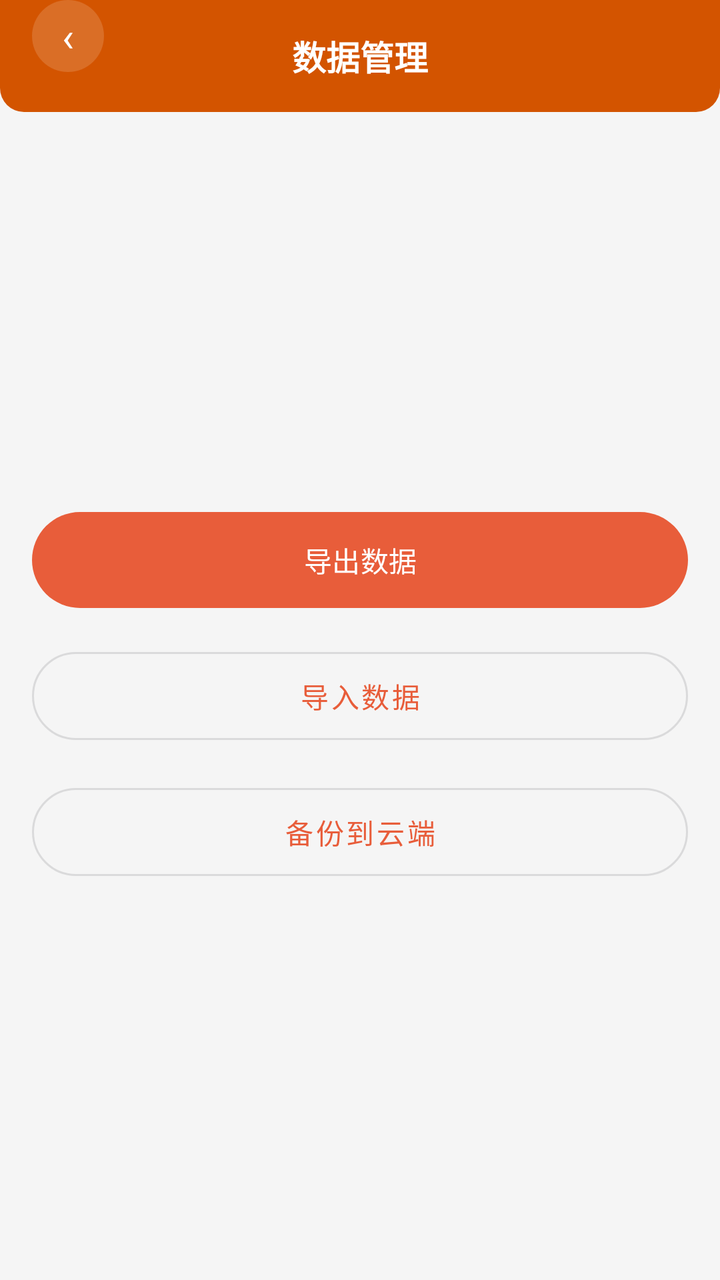
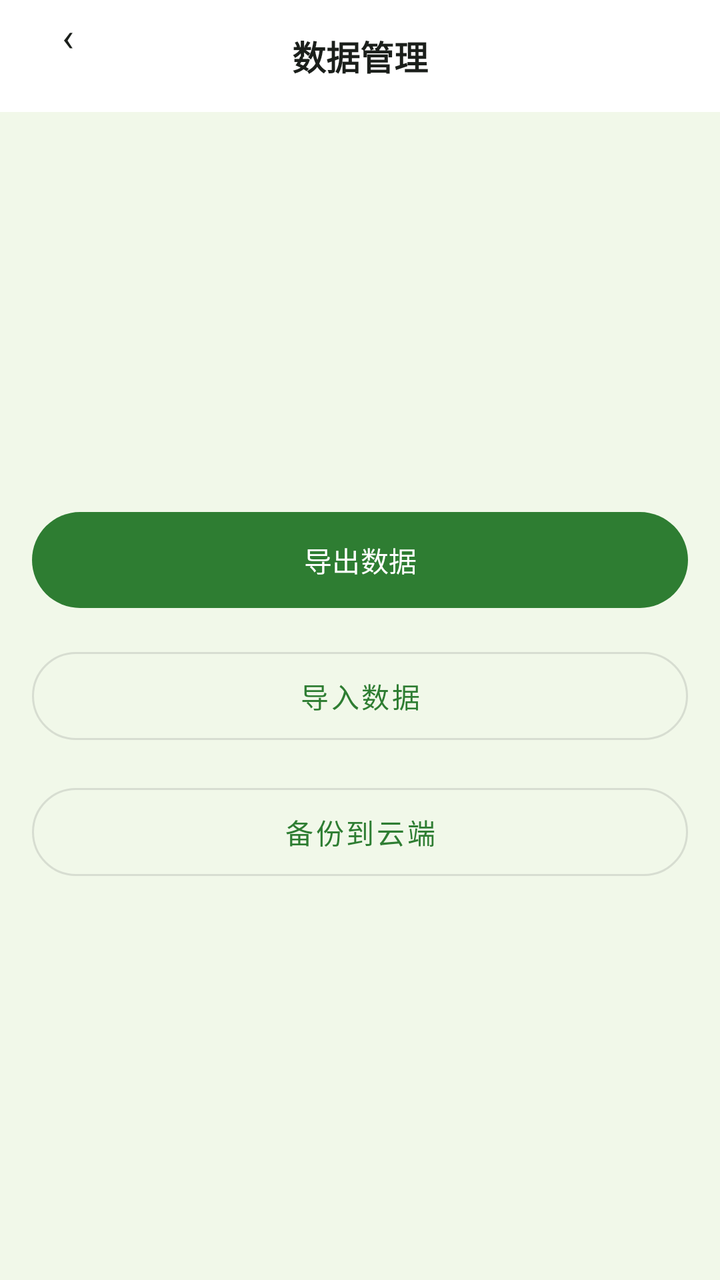

Before-and-after screenshots of an Android layout around one commit, followed by the original layout XML and the change that was made.
<!-- AndroidManifest.xml: application theme Theme.ClothingSI -->
<!-- res/layout/activity_data_manage.xml -->
<?xml version="1.0" encoding="utf-8"?>
<LinearLayout xmlns:android="http://schemas.android.com/apk/res/android"
    xmlns:app="http://schemas.android.com/apk/res-auto"
    android:layout_width="match_parent" android:layout_height="match_parent"
    android:orientation="vertical" android:background="#F5F5F5">
    <RelativeLayout android:layout_width="match_parent" android:layout_height="56dp"
        android:background="@drawable/header_bar_bg" android:paddingHorizontal="16dp">
        <TextView android:id="@+id/btn_back" android:layout_width="36dp" android:layout_height="36dp"
            android:text="‹" android:textSize="20dp" android:textColor="#FFFFFF"
            android:gravity="center" android:background="@drawable/circle_bg" />
        <TextView android:layout_width="wrap_content" android:layout_height="wrap_content"
            android:text="数据管理" android:textSize="17dp" android:textStyle="bold"
            android:textColor="#FFFFFF" android:layout_centerInParent="true" />
    </RelativeLayout>
    <LinearLayout android:layout_width="match_parent" android:layout_height="match_parent"
        android:orientation="vertical" android:padding="16dp" android:gravity="center">
        <com.google.android.material.button.MaterialButton android:id="@+id/btn_export"
            android:layout_width="match_parent" android:layout_height="56dp" android:text="导出数据"
            app:cornerRadius="28dp" android:layout_marginBottom="12dp" />
        <com.google.android.material.button.MaterialButton android:id="@+id/btn_import"
            android:layout_width="match_parent" android:layout_height="56dp" android:text="导入数据"
            app:cornerRadius="28dp"
            style="@style/Widget.MaterialComponents.Button.OutlinedButton" android:layout_marginBottom="12dp" />
        <com.google.android.material.button.MaterialButton android:id="@+id/btn_backup"
            android:layout_width="match_parent" android:layout_height="56dp" android:text="备份到云端"
            app:cornerRadius="28dp"
            style="@style/Widget.MaterialComponents.Button.OutlinedButton" />
    </LinearLayout>
</LinearLayout>
<!-- resources referenced by this layout -->
<resources>
  <!-- drawable circle_bg (drawable) -->
  <?xml version="1.0" encoding="utf-8"?>
  <shape xmlns:android="http://schemas.android.com/apk/res/android" android:shape="oval">
      <solid android:color="#26FFFFFF" />
  </shape>
  <!-- drawable header_bar_bg (drawable) -->
  <?xml version="1.0" encoding="utf-8"?>
  <shape xmlns:android="http://schemas.android.com/apk/res/android" android:shape="rectangle">
      <solid android:color="#D35400" />
      <corners android:bottomLeftRadius="12dp" android:bottomRightRadius="12dp" />
  </shape>
  <style name="Theme.ClothingSI" parent="Theme.Material3.Light.NoActionBar">
          <item name="colorPrimary">@color/primary</item>
          <item name="colorPrimaryDark">@color/primary_dark</item>
          <item name="colorAccent">@color/accent</item>
          <item name="android:statusBarColor">@color/primary_dark</item>
          <item name="android:navigationBarColor">@color/white</item>
      </style>
  <color name="primary">#E85D3A</color>
  <color name="primary_dark">#D35400</color>
  <color name="accent">#F4A460</color>
  <color name="white">#FFFFFF</color>
</resources>

<!-- the commit's change to res/layout/activity_data_manage.xml (unified diff, before → after) -->
@@ -1,29 +1,72 @@
 <?xml version="1.0" encoding="utf-8"?>
-<LinearLayout xmlns:android="http://schemas.android.com/apk/res/android"
+<FrameLayout xmlns:android="http://schemas.android.com/apk/res/android"
     xmlns:app="http://schemas.android.com/apk/res-auto"
-    android:layout_width="match_parent" android:layout_height="match_parent"
-    android:orientation="vertical" android:background="#F5F5F5">
-    <RelativeLayout android:layout_width="match_parent" android:layout_height="56dp"
-        android:background="@drawable/header_bar_bg" android:paddingHorizontal="16dp">
-        <TextView android:id="@+id/btn_back" android:layout_width="36dp" android:layout_height="36dp"
-            android:text="‹" android:textSize="20dp" android:textColor="#FFFFFF"
-            android:gravity="center" android:background="@drawable/circle_bg" />
-        <TextView android:layout_width="wrap_content" android:layout_height="wrap_content"
-            android:text="数据管理" android:textSize="17dp" android:textStyle="bold"
-            android:textColor="#FFFFFF" android:layout_centerInParent="true" />
-    </RelativeLayout>
-    <LinearLayout android:layout_width="match_parent" android:layout_height="match_parent"
-        android:orientation="vertical" android:padding="16dp" android:gravity="center">
-        <com.google.android.material.button.MaterialButton android:id="@+id/btn_export"
-            android:layout_width="match_parent" android:layout_height="56dp" android:text="导出数据"
-            app:cornerRadius="28dp" android:layout_marginBottom="12dp" />
-        <com.google.android.material.button.MaterialButton android:id="@+id/btn_import"
-            android:layout_width="match_parent" android:layout_height="56dp" android:text="导入数据"
-            app:cornerRadius="28dp"
-            style="@style/Widget.MaterialComponents.Button.OutlinedButton" android:layout_marginBottom="12dp" />
-        <com.google.android.material.button.MaterialButton android:id="@+id/btn_backup"
-            android:layout_width="match_parent" android:layout_height="56dp" android:text="备份到云端"
-            app:cornerRadius="28dp"
-            style="@style/Widget.MaterialComponents.Button.OutlinedButton" />
+    android:layout_width="match_parent"
+    android:layout_height="match_parent"
+    android:background="@color/bg">
+
+    <LinearLayout
+        android:layout_width="match_parent"
+        android:layout_height="match_parent"
+        android:orientation="vertical">
+
+        <RelativeLayout
+            android:layout_width="match_parent"
+            android:layout_height="56dp"
+            android:background="@drawable/header_bar_bg"
+            android:paddingHorizontal="16dp">
+
+            <TextView
+                android:id="@+id/btn_back"
+                android:layout_width="36dp"
+                android:layout_height="36dp"
+                android:text="‹"
+                android:textSize="20dp"
+                android:textColor="@color/text_primary"
+                android:gravity="center"
+                android:background="@drawable/circle_bg" />
+
+            <TextView
+                android:layout_width="wrap_content"
+                android:layout_height="wrap_content"
+                android:text="数据管理"
+                android:textSize="17dp"
+                android:textStyle="bold"
+                android:textColor="@color/text_primary"
+                android:layout_centerInParent="true" />
+        </RelativeLayout>
+
+        <LinearLayout
+            android:layout_width="match_parent"
+            android:layout_height="match_parent"
+            android:orientation="vertical"
+            android:padding="16dp"
+            android:gravity="center">
+
+            <com.google.android.material.button.MaterialButton
+                android:id="@+id/btn_export"
+                android:layout_width="match_parent"
+                android:layout_height="56dp"
+                android:text="导出数据"
+                app:cornerRadius="28dp"
+                android:layout_marginBottom="12dp" />
+
+            <com.google.android.material.button.MaterialButton
+                android:id="@+id/btn_import"
+                android:layout_width="match_parent"
+                android:layout_height="56dp"
+                android:text="导入数据"
+                app:cornerRadius="28dp"
+                style="@style/Widget.MaterialComponents.Button.OutlinedButton"
+                android:layout_marginBottom="12dp" />
+
+            <com.google.android.material.button.MaterialButton
+                android:id="@+id/btn_backup"
+                android:layout_width="match_parent"
+                android:layout_height="56dp"
+                android:text="备份到云端"
+                app:cornerRadius="28dp"
+                style="@style/Widget.MaterialComponents.Button.OutlinedButton" />
+        </LinearLayout>
     </LinearLayout>
-</LinearLayout>
+</FrameLayout>
<!-- resource entries referenced after the edit -->
@@ -1,5 +1,7 @@
 <!-- resources referenced by this layout -->
 <resources>
+  <color name="bg">#F1F8E9</color>
+  <color name="text_primary">#1B1F1B</color>
   <!-- drawable circle_bg (drawable) -->
   <?xml version="1.0" encoding="utf-8"?>
   <shape xmlns:android="http://schemas.android.com/apk/res/android" android:shape="oval">
@@ -8,19 +10,26 @@
   <!-- drawable header_bar_bg (drawable) -->
   <?xml version="1.0" encoding="utf-8"?>
   <shape xmlns:android="http://schemas.android.com/apk/res/android" android:shape="rectangle">
-      <solid android:color="#D35400" />
-      <corners android:bottomLeftRadius="12dp" android:bottomRightRadius="12dp" />
+      <solid android:color="#FFFFFF" />
   </shape>
   <style name="Theme.ClothingSI" parent="Theme.Material3.Light.NoActionBar">
           <item name="colorPrimary">@color/primary</item>
           <item name="colorPrimaryDark">@color/primary_dark</item>
           <item name="colorAccent">@color/accent</item>
-          <item name="android:statusBarColor">@color/primary_dark</item>
+          <item name="android:statusBarColor">@android:color/transparent</item>
           <item name="android:navigationBarColor">@color/white</item>
+          
+          <item name="android:windowLightStatusBar">true</item>
+          
+          <item name="android:fontFamily">sans-serif</item>
+          <item name="android:textViewStyle">@style/TextView.Base</item>
       </style>
-  <color name="primary">#E85D3A</color>
-  <color name="primary_dark">#D35400</color>
-  <color name="accent">#F4A460</color>
+  <color name="primary">#2E7D32</color>
+  <color name="primary_dark">#1B5E20</color>
+  <color name="accent">#66BB6A</color>
   <color name="white">#FFFFFF</color>
+  <style name="TextView.Base" parent="android:Widget.TextView">
+          <item name="android:fontFamily">sans-serif</item>
+      </style>
 </resources>
 
